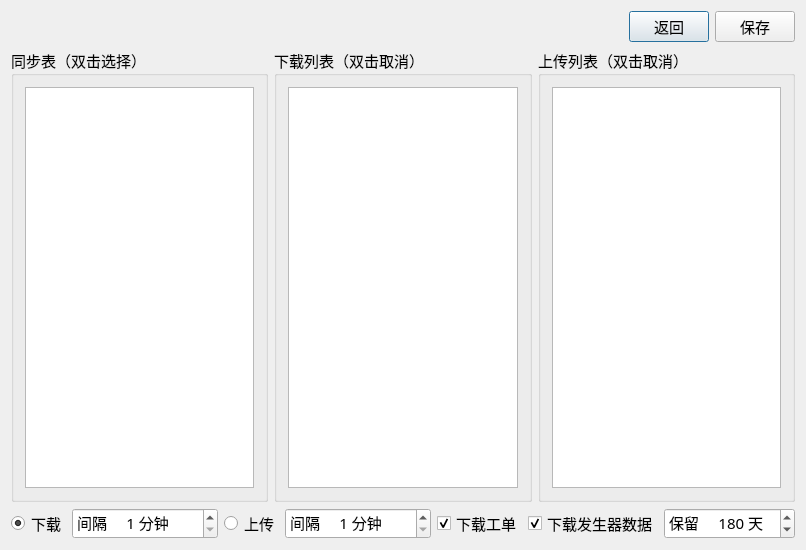
First picture: the form in DTS/DTS.Widget/DialogSynchronize.ui, repository radtek/DTS_JH, before the edit.
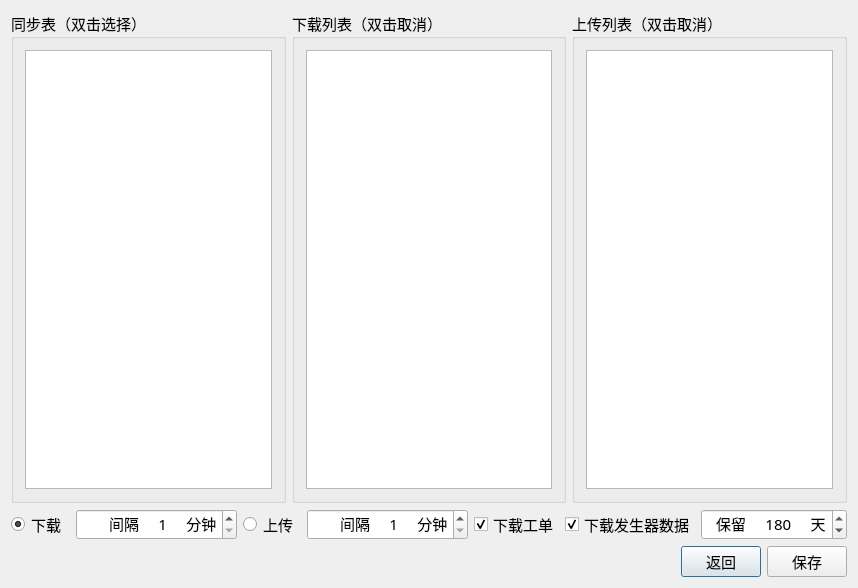
Second picture: the form after the edit.

Patch:
```diff
--- a/DTS/DTS.Widget/DialogSynchronize.ui
+++ b/DTS/DTS.Widget/DialogSynchronize.ui
@@ -6,8 +6,8 @@
    <rect>
     <x>0</x>
     <y>0</y>
-    <width>802</width>
-    <height>550</height>
+    <width>858</width>
+    <height>588</height>
    </rect>
   </property>
   <property name="font">
@@ -70,8 +70,11 @@
      </item>
      <item>
       <widget class="QSpinBox" name="spinDownload">
+       <property name="alignment">
+        <set>Qt::AlignRight|Qt::AlignTrailing|Qt::AlignVCenter</set>
+       </property>
        <property name="suffix">
-        <string> 分钟</string>
+        <string>     分钟</string>
        </property>
        <property name="prefix">
         <string>间隔     </string>
@@ -93,8 +96,11 @@
      </item>
      <item>
       <widget class="QSpinBox" name="spinUpload">
+       <property name="alignment">
+        <set>Qt::AlignRight|Qt::AlignTrailing|Qt::AlignVCenter</set>
+       </property>
        <property name="suffix">
-        <string> 分钟</string>
+        <string>     分钟</string>
        </property>
        <property name="prefix">
         <string>间隔     </string>
@@ -129,8 +135,11 @@
      </item>
      <item>
       <widget class="QSpinBox" name="spinGasWeight">
+       <property name="alignment">
+        <set>Qt::AlignRight|Qt::AlignTrailing|Qt::AlignVCenter</set>
+       </property>
        <property name="suffix">
-        <string> 天</string>
+        <string>     天</string>
        </property>
        <property name="prefix">
         <string>保留     </string>
@@ -148,7 +157,7 @@
      </item>
     </layout>
    </item>
-   <item row="0" column="0" colspan="3">
+   <item row="3" column="0" colspan="3">
     <layout class="QHBoxLayout" name="horizontalLayout01">
      <item>
       <spacer name="horizontalSpacer">
@@ -190,6 +199,9 @@
        <property name="text">
         <string>保存</string>
        </property>
+       <property name="default">
+        <bool>false</bool>
+       </property>
       </widget>
      </item>
     </layout>
```
Left out of the diff: 3 changed lines with no effect on the pictures.
